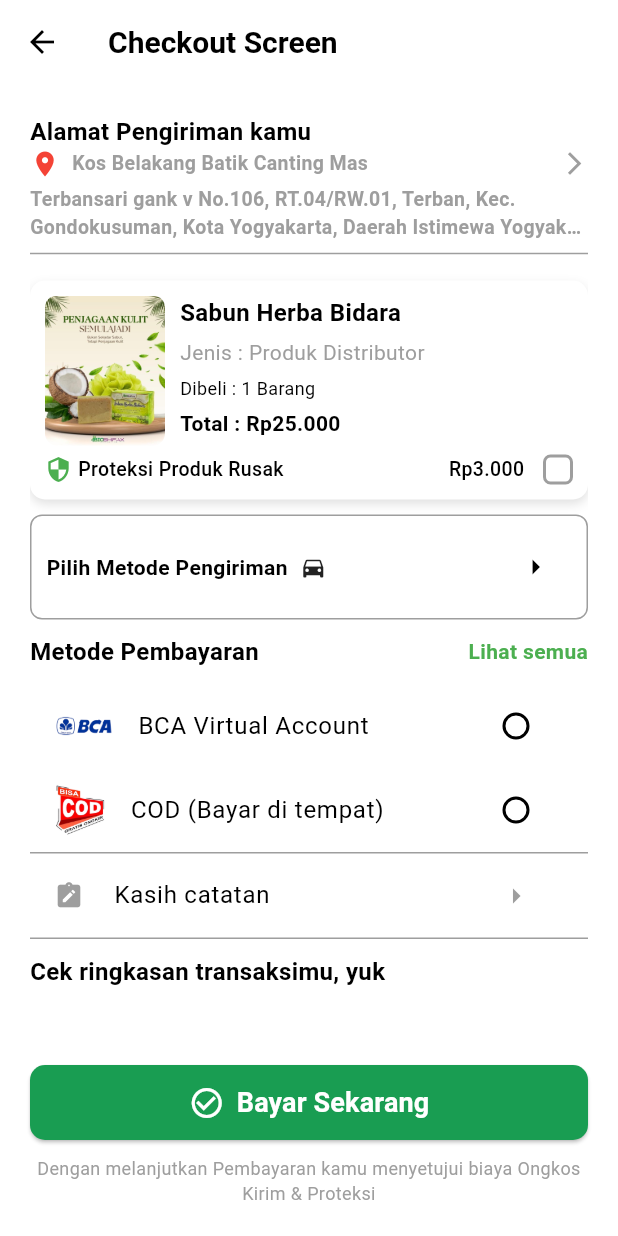
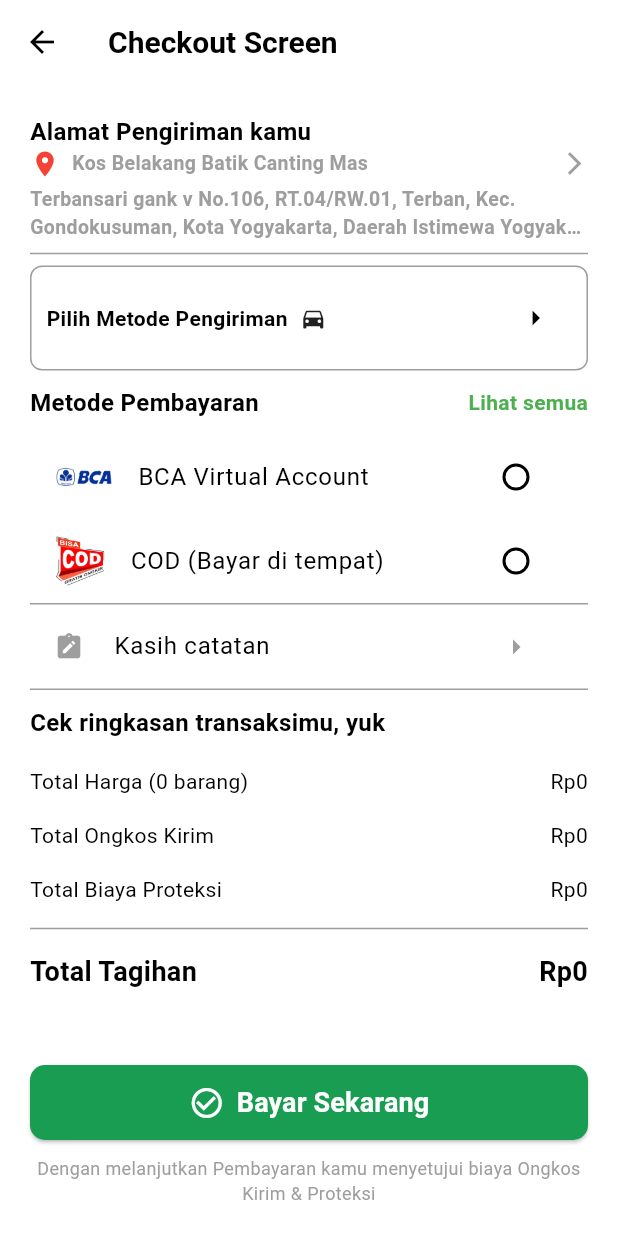
Before and after one commit to firdausmuh/agrolink_app, a Flutter app: the KeranjangScreen screen opened directly, after a tap on "Beli Sekarang", on a phone screen of 412 x 824 dp. Run offline on Flutter 3.47's test engine with Material 3 defaults, Android fonts, the phone set to English and light mode, and no system bars; our stand-ins replace geocoding, google_maps_flutter, image_picker, open_file, pdf and 1 more; missing offline and left inert: dart:ffi; accounts and stored records are empty.

Commit message:
update the data from cartscreen will get data too the checkout screen

```diff
--- a/lib/components/produk_distributor/distributor_card.dart
+++ b/lib/components/produk_distributor/distributor_card.dart
@@ -125,7 +125,7 @@
                         onTap: () {
                           Navigator.push(
                             context,
-                            MaterialPageRoute(builder: (context) => CheckoutScreen()),
+                            MaterialPageRoute(builder: (context) => CheckoutScreen(cartItems: [],)),
                           );
                         },
                         child: Container(
--- a/lib/components/produk_produsen/produsen_card.dart
+++ b/lib/components/produk_produsen/produsen_card.dart
@@ -139,7 +139,7 @@
                         onTap: () {
                           Navigator.push(
                               context,
-                              MaterialPageRoute(builder: (context) => CheckoutScreen()),
+                              MaterialPageRoute(builder: (context) => CheckoutScreen(cartItems: [],)),
                           );
                         },
                         child: Container(
--- a/lib/components/produk_retailer/retailer_card.dart
+++ b/lib/components/produk_retailer/retailer_card.dart
@@ -470,7 +470,7 @@
                             onTap: () {
                               Navigator.push(
                                 context,
-                                MaterialPageRoute(builder: (context) => CheckoutScreen()),
+                                MaterialPageRoute(builder: (context) => CheckoutScreen(cartItems: [],)),
                               );
                             },
                             child: Container(
--- a/lib/components/produk_supplier/supplier_card.dart
+++ b/lib/components/produk_supplier/supplier_card.dart
@@ -121,7 +121,7 @@
                         onTap: () {
                           Navigator.push(
                             context,
-                            MaterialPageRoute(builder: (context) => CheckoutScreen()),
+                            MaterialPageRoute(builder: (context) => CheckoutScreen(cartItems: [],)),
                           );
                         },
                         child: Container(
--- a/lib/screens/home/customer_home.dart
+++ b/lib/screens/home/customer_home.dart
@@ -246,7 +246,7 @@
                                 Navigator.push(
                                   context,
                                   MaterialPageRoute(
-                                      builder: (context) => CheckoutScreen()),
+                                      builder: (context) => CheckoutScreen(cartItems: [],)),
                                 );
                                 // Handle add to cart action
                                 SnackBar(
--- a/lib/screens/home/distributor_home.dart
+++ b/lib/screens/home/distributor_home.dart
@@ -228,7 +228,7 @@
                                       Navigator.push(
                                         context,
                                         MaterialPageRoute(
-                                          builder: (context) => CheckoutScreen(),
+                                          builder: (context) => CheckoutScreen(cartItems: [],),
                                         ),
                                       );
                                     },
--- a/lib/screens/home/produsen_home.dart
+++ b/lib/screens/home/produsen_home.dart
@@ -228,7 +228,7 @@
                                       Navigator.push(
                                         context,
                                         MaterialPageRoute(
-                                          builder: (context) => CheckoutScreen(),
+                                          builder: (context) => CheckoutScreen(cartItems: [],),
                                         ),
                                       );
                                     },
--- a/lib/screens/home/retailer_home.dart
+++ b/lib/screens/home/retailer_home.dart
@@ -228,7 +228,7 @@
                                       Navigator.push(
                                         context,
                                         MaterialPageRoute(
-                                          builder: (context) => CheckoutScreen(),
+                                          builder: (context) => CheckoutScreen(cartItems: [],),
                                         ),
                                       );
                                     },
--- a/lib/screens/home/supplier_home.dart
+++ b/lib/screens/home/supplier_home.dart
@@ -228,7 +228,7 @@
                                       Navigator.push(
                                         context,
                                         MaterialPageRoute(
-                                          builder: (context) => CheckoutScreen(),
+                                          builder: (context) => CheckoutScreen(cartItems: [],),
                                         ),
                                       );
                                     },
--- a/lib/screens/keranjang/checkout_screen.dart
+++ b/lib/screens/keranjang/checkout_screen.dart
@@ -1,12 +1,14 @@
-import 'package:agrolink/screens/pembayaran/payment_screen.dart';
 import 'package:flutter/material.dart';
 import 'package:google_maps_flutter/google_maps_flutter.dart';
 import 'package:geocoding/geocoding.dart';
 import 'package:intl/intl.dart'; // Import the intl package
-import '../../models/ShippingMethod.dart'; // Pastikan untuk mengimpor kelas ShippingMethod
+import '../../models/ShippingMethod.dart';
+import '../pembayaran/payment_screen.dart'; // Pastikan untuk mengimpor kelas ShippingMethod
 
 class CheckoutScreen extends StatefulWidget {
-  const CheckoutScreen({super.key});
+  final List<List<String>> cartItems;
+
+  const CheckoutScreen({super.key, required this.cartItems});
 
   @override
   State<CheckoutScreen> createState() => _CheckoutScreenState();
@@ -23,8 +25,8 @@
   String? selectedShippingMethod;
   bool isExpanded = false; // Menyimpan status apakah ExpansionTile terbuka atau tidak
 
-  List<int> hargaItem = [25000];
-  List<int> jumlahItem = [1];
+  List<int> hargaItem = [];
+  List<int> jumlahItem = [];
 
   // Data ongkir
   List<ShippingMethod> shippingMethods = [
@@ -32,6 +34,20 @@
     ShippingMethod(agent: 'J&T', serviceType: 'Express', estimatedTime: '3 - 6 Hari', cost: 'Rp. 8.000'),
     ShippingMethod(agent: 'JNE', serviceType: 'CTC', estimatedTime: '1 - 2 Hari', cost: 'Rp. 10.000'),
   ];
+
+  @override
+  void initState() {
+    super.initState();
+    _initializeCartItems();
+  }
+
+  void _initializeCartItems() {
+    for (var item in widget.cartItems) {
+      hargaItem.add(int.tryParse(item[5]) ?? 0);
+      jumlahItem.add(int.tryParse(item[4].split(' ')[0]) ?? 1);
+    }
+    updateTotalHarga();
+  }
 
   void updateTotalHarga() {
     setState(() {
@@ -148,7 +164,8 @@
                 ),
               ),
               const Divider(color: Colors.grey, thickness: 1),
-              Container(
+              ...widget.cartItems.map((item) {
+                return Container(
                   margin: const EdgeInsets.symmetric(vertical: 10.0),
                   padding: const EdgeInsets.all(10.0),
                   decoration: BoxDecoration(
@@ -165,55 +182,52 @@
                   child: Column(
                     crossAxisAlignment: CrossAxisAlignment.start,
                     children: [
-                    // Row untuk Gambar Produk dan Informasi Produk
                       Row(
                         children: [
-                        // Gambar Produk
                           Container(
                             width: 80,
                             height: 100,
                             decoration: BoxDecoration(
                               borderRadius: BorderRadius.circular(8),
-                            image: const DecorationImage(
-                              image: AssetImage('assets/images/distributor/sabun_herba.png'), // Ganti sesuai aset Anda
+                              image: DecorationImage(
+                                image: AssetImage(item[0]), // Ganti sesuai aset Anda
                                 fit: BoxFit.cover,
                               ),
                             ),
                           ),
                           const SizedBox(width: 10),
-                        // Detail Produk
                           Expanded(
                             child: Column(
                               crossAxisAlignment: CrossAxisAlignment.start,
                               children: [
-                              const Text(
-                                'Sabun Herba Bidara',
-                                style: TextStyle(
+                                Text(
+                                  item[1],
+                                  style: const TextStyle(
                                     fontWeight: FontWeight.w700,
                                     fontSize: 16,
                                   ),
                                 ),
                                 const SizedBox(height: 5),
-                              const Text(
-                                'Jenis : Produk Distributor',
-                                style: TextStyle(
+                                Text(
+                                  'Jenis : ${item[2]}',
+                                  style: const TextStyle(
                                     fontWeight: FontWeight.w400,
                                     fontSize: 14,
                                     color: Colors.grey,
                                   ),
                                 ),
                                 const SizedBox(height: 5),
-                              const Text(
-                                'Dibeli : 1 Barang',
-                                style: TextStyle(
+                                Text(
+                                  'Dibeli : ${item[4]}',
+                                  style: const TextStyle(
                                     fontSize: 12,
                                     fontWeight: FontWeight.w400,
                                   ),
                                 ),
                                 const SizedBox(height: 5),
-                              const Text(
-                                'Total : Rp25.000',
-                                style: TextStyle(
+                                Text(
+                                  'Total : Rp${item[5]}',
+                                  style: const TextStyle(
                                     fontSize: 14,
                                     fontWeight: FontWeight.w700,
                                   ),
@@ -282,7 +296,8 @@
                       ),
                     ],
                   ),
-              ),
+                );
+              }).toList(),
               Container(
                 padding: const EdgeInsets.all(10.0),
                 decoration: BoxDecoration(
@@ -444,7 +459,7 @@
                 style: TextStyle(fontWeight: FontWeight.w700, fontSize: 16),
               ),
               const SizedBox(height: 10),
-              _buildSummaryRow('Total Harga (1 barang)', currencyFormatter.format(25000)),
+              _buildSummaryRow('Total Harga (${widget.cartItems.length} barang)', currencyFormatter.format(totalHarga - shippingCost - protectionFee)),
               _buildSummaryRow('Total Ongkos Kirim', currencyFormatter.format(shippingCost)),
               _buildSummaryRow('Total Biaya Proteksi', currencyFormatter.format(protectionFee)),
               const Divider(color: Colors.grey, thickness: 1),
@@ -462,38 +477,6 @@
         child: Column(
           mainAxisSize: MainAxisSize.min, // Ensures the column takes minimum space
           children: [
-            // ElevatedButton(
-            //   style: ElevatedButton.styleFrom(
-            //     backgroundColor: const Color(0xFF199D52),
-            //     shape: RoundedRectangleBorder(
-            //       borderRadius: BorderRadius.circular(10),
-            //     ),
-            //     minimumSize: const Size(double.infinity, 50),
-            //   ),
-            //   onPressed: () {
-            //     Navigator.push(
-            //       context,
-            //       MaterialPageRoute(
-            //         builder: (context) => const PaymentScreen(),
-            //       ),
-            //     );
-            //   },
-            //   child: Row(
-            //     mainAxisAlignment: MainAxisAlignment.center,
-            //     children: const [
-            //       Icon(Icons.check_circle_outline, color: Colors.white, size: 24),
-            //       SizedBox(width: 8),
-            //       Text(
-            //         'Bayar Sekarang',
-            //         style: TextStyle(
-            //           color: Colors.white,
-            //           fontSize: 18,
-            //           fontWeight: FontWeight.w700,
-            //         ),
-            //       ),
-            //     ],
-            //   ),
-            // ),
             ElevatedButton(
               style: ElevatedButton.styleFrom(
                 backgroundColor: const Color(0xFF199D52),
--- a/lib/screens/keranjang/keranjang_screen.dart
+++ b/lib/screens/keranjang/keranjang_screen.dart
@@ -146,7 +146,9 @@
                 onPressed: () {
                   Navigator.push(
                     context,
-                    MaterialPageRoute(builder: (context) => const CheckoutScreen()),
+                    MaterialPageRoute(
+                      builder: (context) => CheckoutScreen(cartItems: cartItems),
+                    ),
                   );
                 },
                 style: ElevatedButton.styleFrom(
```
Lines whose indentation alone changed are shown as unchanged.
